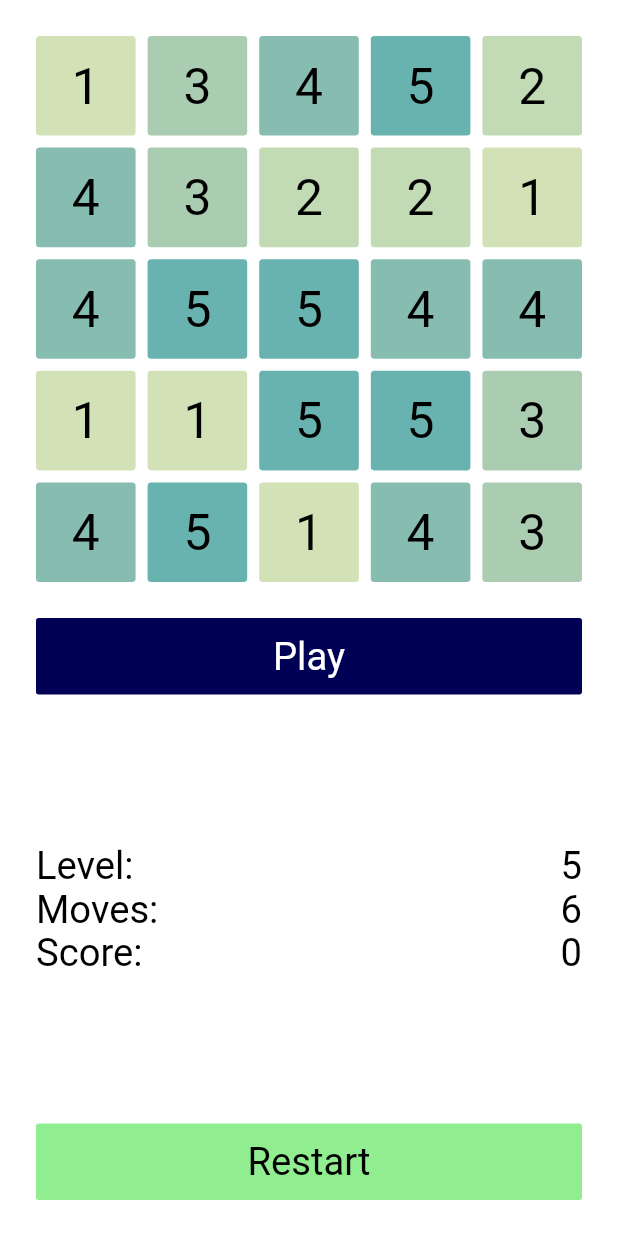
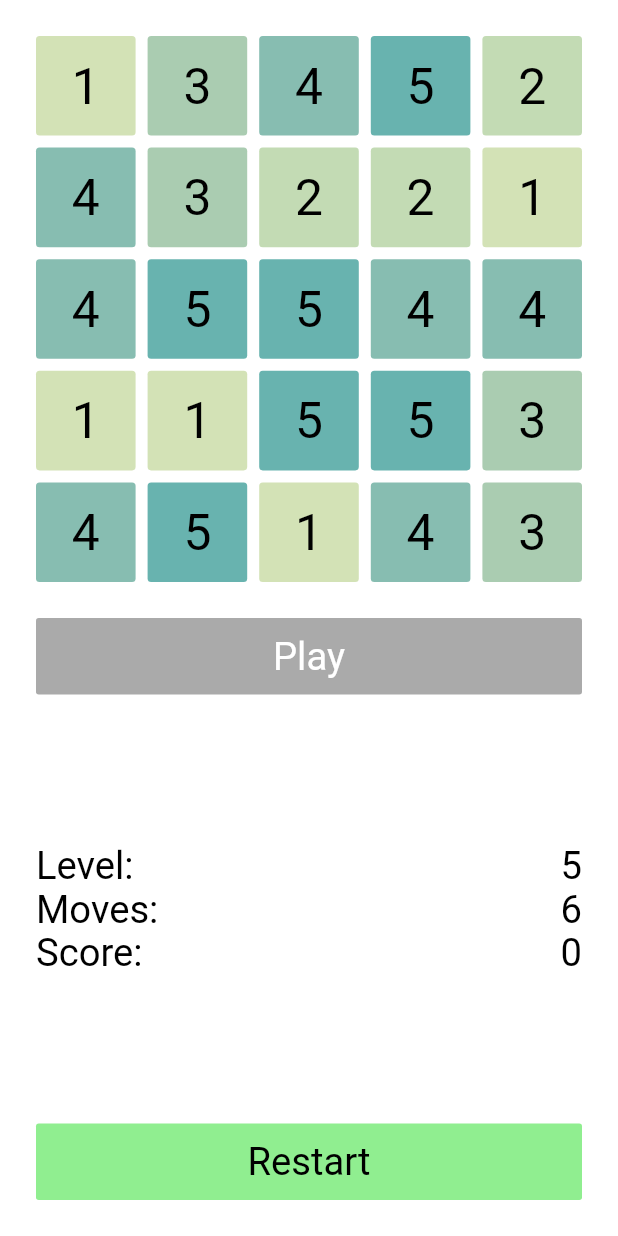
Before and after one commit to dstelljes/sequences, a Flutter app: the screen it shows after launch, on a phone screen of 412 x 824 dp. Run offline on Flutter 3.47's test engine with Material 2 defaults, Android fonts, the phone set to English and light mode, and no system bars.

Commit message:
Add disabled state to play button.

```diff
--- a/lib/layout.dart
+++ b/lib/layout.dart
@@ -250,7 +250,7 @@ class _GameWidgetState extends State<GameWidget> {
                           child: SizedBox(
                             child: Button(
                               child: Text("Play"),
-                              color: Color(0xFF000055),
+                              color: _game.preview != null ? Color(0xFF000055) : Color(0xFFAAAAAA),
                               onPress: () => setState(() {
                                 if (_game.preview != null) {
                                   _game.play();
```
